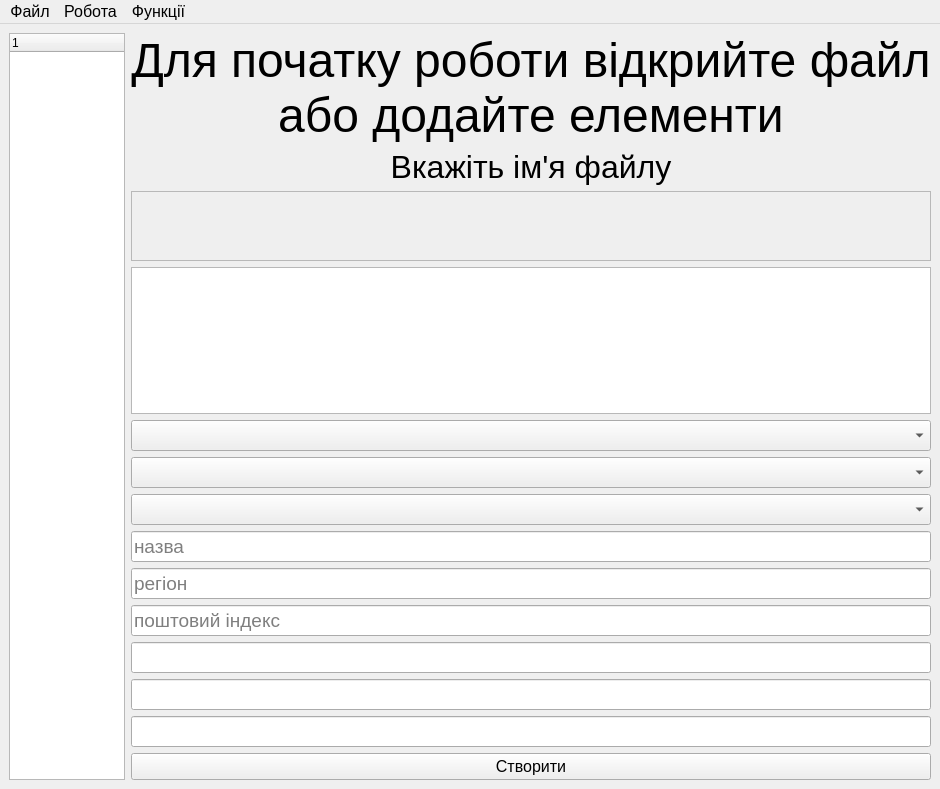
Old version of the form mainwindow.ui in the repository Magnus07/course1-project1.
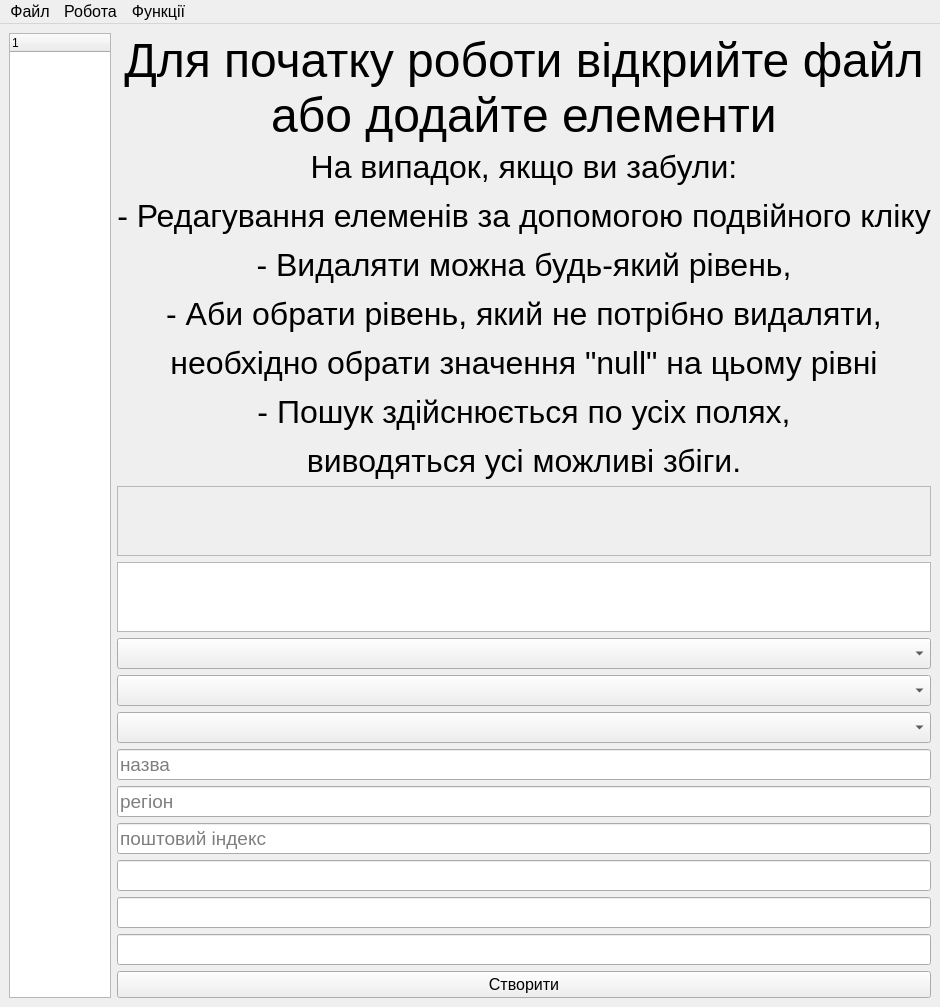
New version of the form. Icons and pictures are not drawn.

```diff
--- a/mainwindow.ui
+++ b/mainwindow.ui
@@ -67,7 +67,7 @@
          <string notr="true">hide:true</string>
         </property>
         <property name="text">
-         <string>Вкажіть ім'я файлу</string>
+         <string>&lt;html&gt;&lt;head/&gt;&lt;body&gt;&lt;p&gt;На випадок, якщо ви забули:&lt;/p&gt;&lt;p&gt;- Редагування елеменів за допомогою подвійного кліку&lt;/p&gt;&lt;p&gt;- Видаляти можна будь-який рівень,&lt;/p&gt;&lt;p&gt;- Аби обрати рівень, який не потрібно видаляти,&lt;/p&gt;&lt;p&gt;необхідно обрати значення &amp;quot;null&amp;quot; на цьому рівні&lt;/p&gt;&lt;p&gt;- Пошук здійснюється по усіх полях,&lt;/p&gt;&lt;p&gt;виводяться усі можливі збіги.&lt;/p&gt;&lt;/body&gt;&lt;/html&gt;</string>
         </property>
         <property name="alignment">
          <set>Qt::AlignCenter</set>
```
